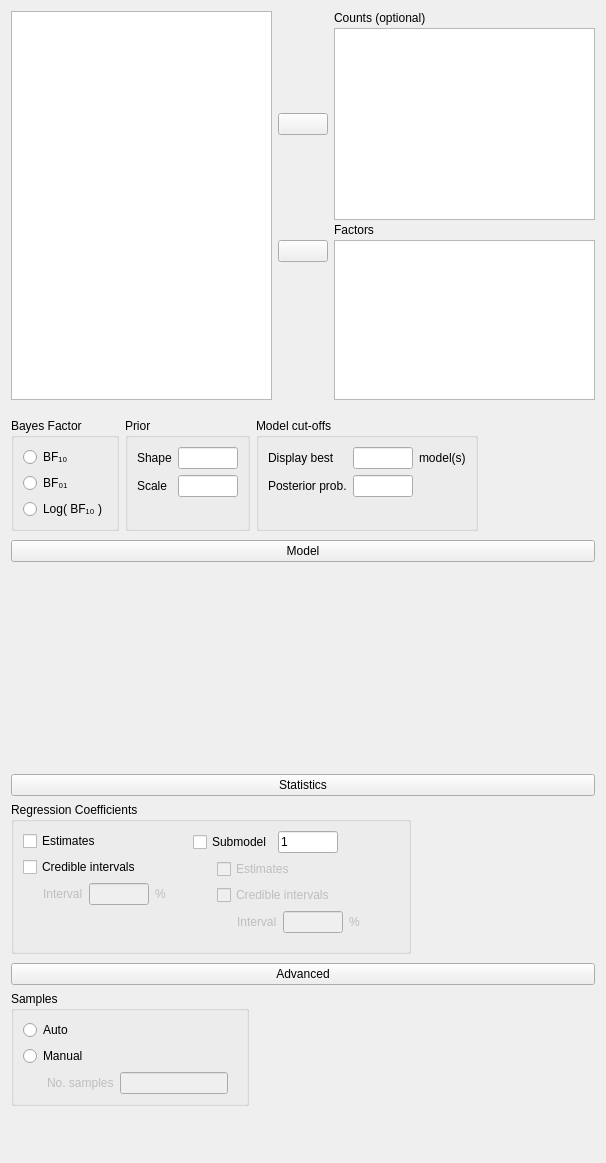
The window that JASP-Desktop/analysisforms/regressionloglinearbayesianform.ui (jasp-stats/jasp-desktop) describes before a commit, drawn with Qt 5.
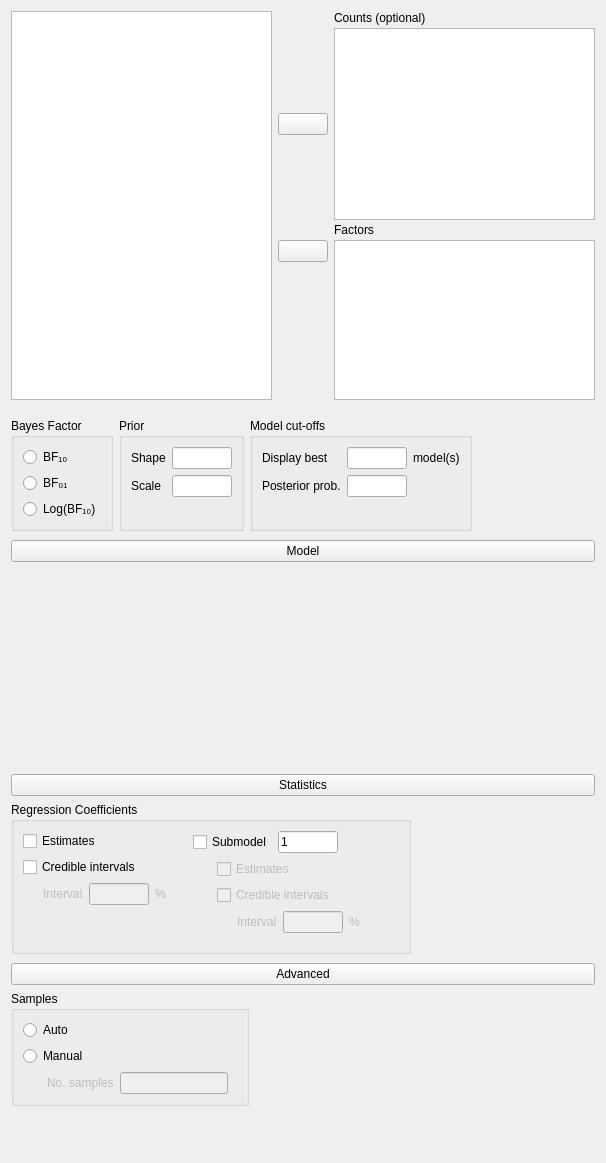
The same window after the commit. Custom widgets are drawn as their Qt base class.

Commit message: Style: removed spaces LogBF10

What changed in the file:
```diff
--- a/JASP-Desktop/analysisforms/regressionloglinearbayesianform.ui
+++ b/JASP-Desktop/analysisforms/regressionloglinearbayesianform.ui
@@ -123,7 +123,7 @@
          <item row="2" column="0">
           <widget class="QRadioButton" name="_3">
            <property name="text">
-            <string>Log( BF₁₀ )</string>
+            <string>Log(BF₁₀)</string>
            </property>
           </widget>
          </item>
```
